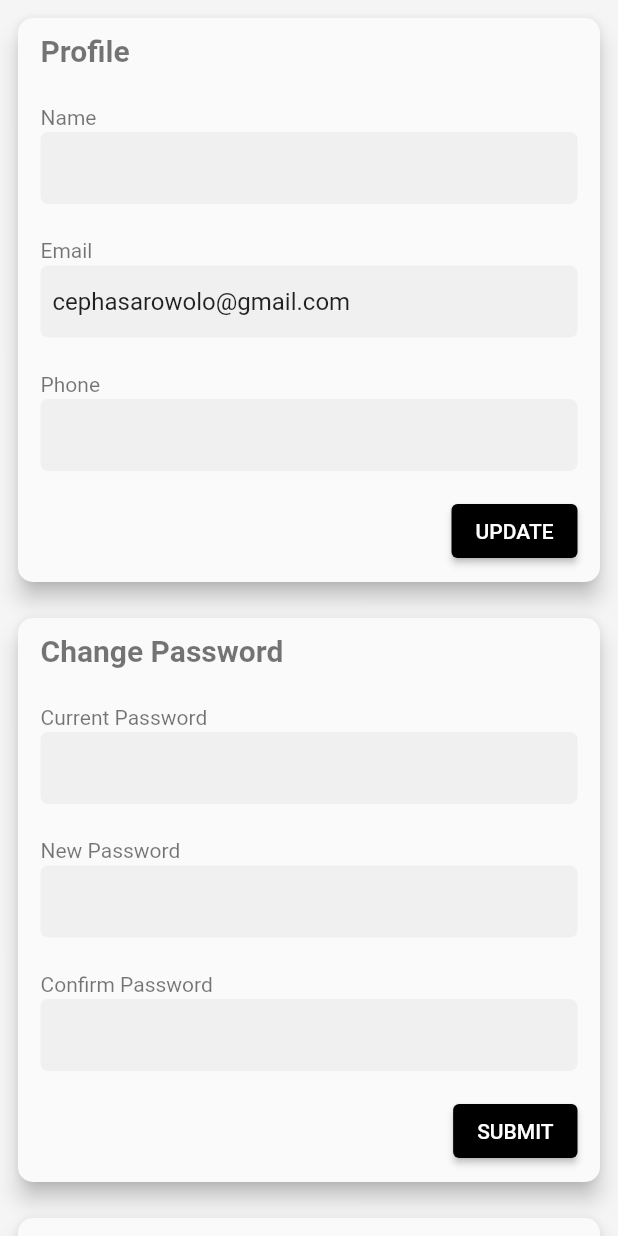
After one commit to ercross/pay_buy_max, a Flutter app: the SettingScreenWidget screen opened directly, on a phone screen of 412 x 824 dp. The commit adds this screen. Run offline on Flutter 3.47's test engine with Material 2 defaults, Android fonts, the light colour scheme and no system bars; our stand-ins replace carousel_slider, dio, dropdown_search, equatable, eva_icons_flutter, fl_chart and 7 more; missing offline and left inert: coingecko_dart, flutter_webview_plugin, fragment_navigate; accounts and stored records are empty; project files that could hold a hidden picture were left out.

Commit message:
Done With Settings Screen

```diff
--- a/lib/views/screens/home_page.dart
+++ b/lib/views/screens/home_page.dart
@@ -12,6 +12,7 @@ import 'package:fragment_navigate/navigate-support.dart';
 import 'package:pay_buy_max/controllers/providers/coin_price_provider.dart';
 import 'package:pay_buy_max/views/screens/exchange_screens/exchange_screen.dart';
 import 'package:pay_buy_max/views/screens/learn_screens/learn_screen.dart';
+import 'package:pay_buy_max/views/screens/settings_screens/setting_screen.dart';
 import 'package:pay_buy_max/views/screens/wallet_screens/all_wallet_balance.dart';
 import 'package:pay_buy_max/views/screens/wallet_screens/fund_local_wallet.dart';
 import 'package:pay_buy_max/views/screens/wallet_screens/local_wallet_screen.dart';
@@ -858,6 +859,11 @@ class _HomeState extends State<_HomePage> {
             key: ValueKey(LearnScreen.route),
             fragment: LearnScreen(),
           ),
+          Posit(
+            title: "Settings",
+            key: ValueKey(SettingScreen.route),
+            fragment: SettingScreen(),
+          ),
         ]
     );
     _fragNav.setDrawerContext = context;
@@ -1000,30 +1006,6 @@ class _HomeState extends State<_HomePage> {
                           }),
                         ]
                     ),
-                        ExpansionTile(
-                        iconColor: Color(0xFFFAFAFA),
-                        textColor: Color(0xFFFAFAFA),
-                        collapsedTextColor: Color(0xFFFAFAFA),
-                        collapsedIconColor: Color(0xFFFAFAFA),
-                        backgroundColor: Color(0xFFC9782F),
-                        collapsedBackgroundColor: Color(0xFFC9782F),
-                        leading: Icon(Icons.money),
-                        title: const Text('Withdrawal'),
-                        children: [
-                          ListTile(leading: Icon(Icons.arrow_forward_ios_rounded),title: const Text('Withdraw Naira',style: TextStyle(color: Color(0xFFFAFAFA))),onTap: () {
-
-                          }),
-                          ListTile(leading: Icon(Icons.arrow_forward_ios_rounded),title: const Text('Withdraw Coin',style: TextStyle(color: Color(0xFFFAFAFA))),onTap: () {
-
-                          }),
-                          ListTile(leading: Icon(Icons.arrow_forward_ios_rounded),title: const Text('Transfer History',style: TextStyle(color: Color(0xFFFAFAFA))),onTap: () {
-
-                          }),
-                          ListTile(leading: Icon(Icons.arrow_forward_ios_rounded),title: const Text('My Withdrawals',style: TextStyle(color: Color(0xFFFAFAFA))),onTap: () {
-
-                          }),
-                        ]
-                    ),
                         ListTile(
                       iconColor: Color(0xFFFAFAFA),
                       textColor: Color(0xFFFAFAFA),
@@ -1051,7 +1033,7 @@ class _HomeState extends State<_HomePage> {
                       leading: Icon(Icons.settings_rounded),
                       title: const Text('Settings'),
                       onTap: () {
-
+                        _fragNav.putPosit(key: ValueKey(SettingScreen.route),closeDrawer: false);
                       },
                     ),
                         ListTile(
--- /dev/null
+++ b/lib/views/screens/settings_screens/setting_screen.dart
@@ -0,0 +1,405 @@
+
+import 'package:flutter/cupertino.dart';
+import 'package:flutter/material.dart';
+import 'package:pay_buy_max/controllers/providers/coin_price_provider.dart';
+import 'package:provider/provider.dart';
+
+class SettingScreen extends StatelessWidget {
+  const SettingScreen();
+
+  static const String route = "/settingScreen";
+
+  @override
+  Widget build(BuildContext context) {
+    return MultiProvider(
+      providers: [
+        ChangeNotifierProvider<CoinPriceProvider>(
+            create: (context) => CoinPriceProvider()),
+      ],
+      child: const SettingScreenWidget(),
+    );
+  }
+
+}
+
+class SettingScreenWidget extends StatefulWidget {
+  const SettingScreenWidget();
+
+  @override
+  _SettingScreenWidgetState createState() => _SettingScreenWidgetState();
+}
+
+class _SettingScreenWidgetState extends State<SettingScreenWidget> {
+  late TextEditingController textController;
+  late TextEditingController emailController;
+  final scaffoldKey = GlobalKey<ScaffoldState>();
+  String value = "International Passport";
+
+  @override
+  void initState() {
+    super.initState();
+    textController = TextEditingController();
+    emailController = TextEditingController.fromValue(TextEditingValue(text: "cephasarowolo@gmail.com"));
+  }
+
+  @override
+  Widget build(BuildContext context) {
+    return Scaffold(
+      key: scaffoldKey,
+      backgroundColor: Color(0xFFF5F5F5),
+      body: SafeArea(
+        child: Expanded(
+          child: ListView(
+            scrollDirection: Axis.vertical,
+            children: [
+              Container(
+                height:400,
+                child: Padding(
+                  padding: const EdgeInsets.all(8.0),
+                  child: Card(
+                    elevation: 6,
+                    color: Color(0xFFFAFAFA),
+                    shape: RoundedRectangleBorder(borderRadius: BorderRadius.all(Radius.circular(10))),
+                    child: Column(
+                      mainAxisSize: MainAxisSize.max,
+                      crossAxisAlignment: CrossAxisAlignment.start,
+                      children: [
+                        Padding(
+                          padding: const EdgeInsets.only(left:15,right:15,bottom: 15,top: 10),
+                          child:  Text('Profile', style: TextStyle(color: Colors.black54, fontSize: 20,fontWeight: FontWeight.bold), textAlign: TextAlign.start),
+                        ),
+                        Padding(
+                          padding: const EdgeInsets.only(left:15,right:15,bottom: 2,top: 10),
+                          child:  Text('Name', style: TextStyle(color: Colors.black54, fontSize: 14), textAlign: TextAlign.start),
+                        ),
+                        Expanded(
+                          child: Padding(
+                            padding: const EdgeInsets.only(left: 15,right: 15),
+                            child: TextFormField(
+                              controller: textController,
+                              obscureText: false,
+                              decoration: InputDecoration(
+                                enabledBorder: OutlineInputBorder(
+                                  borderSide: BorderSide(
+                                    color: Color(0x00000000),
+                                    width: 1,
+                                  ),
+                                  borderRadius: BorderRadius.circular(5),
+                                ),
+                                focusedBorder: OutlineInputBorder(
+                                  borderSide: BorderSide(
+                                    color: Color(0x00000000),
+                                    width: 1,
+                                  ),
+                                  borderRadius: BorderRadius.circular(5),
+                                ),
+                                filled: true,
+                                contentPadding:
+                                EdgeInsetsDirectional.fromSTEB(8, 8, 8, 8),
+                              ),
+                            ),
+                          ),
+                        ),
+                        Padding(
+                          padding: const EdgeInsets.only(left:15,right:15,bottom: 2,top: 10),
+                          child:  Text('Email', style: TextStyle(color: Colors.black54, fontSize: 14), textAlign: TextAlign.start),
+                        ),
+                        Expanded(
+                          child: Padding(
+                            padding: const EdgeInsets.only(left: 15,right: 15),
+                            child: TextFormField(
+                              controller: emailController,
+                              obscureText: false,
+                              readOnly: true,
+                              decoration: InputDecoration(
+                                enabledBorder: OutlineInputBorder(
+                                  borderSide: BorderSide(
+                                    color: Color(0x00000000),
+                                    width: 1,
+                                  ),
+                                  borderRadius: BorderRadius.circular(5),
+                                ),
+                                focusedBorder: OutlineInputBorder(
+                                  borderSide: BorderSide(
+                                    color: Color(0x00000000),
+                                    width: 1,
+                                  ),
+                                  borderRadius: BorderRadius.circular(5),
+                                ),
+                                filled: true,
+                                contentPadding:
+                                EdgeInsetsDirectional.fromSTEB(8, 8, 8, 8),
+                              ),
+                            ),
+                          ),
+                        ),
+                        Padding(
+                          padding: const EdgeInsets.only(left:15,right:15,bottom: 2,top: 10),
+                          child:  Text('Phone', style: TextStyle(color: Colors.black54, fontSize: 14), textAlign: TextAlign.start),
+                        ),
+                        Expanded(
+                          child: Padding(
+                            padding: const EdgeInsets.only(left: 15,right: 15),
+                            child: TextFormField(
+                              controller: textController,
+                              obscureText: false,
+                              decoration: InputDecoration(
+                                enabledBorder: OutlineInputBorder(
+                                  borderSide: BorderSide(
+                                    color: Color(0x00000000),
+                                    width: 1,
+                                  ),
+                                  borderRadius: BorderRadius.circular(5),
+                                ),
+                                focusedBorder: OutlineInputBorder(
+                                  borderSide: BorderSide(
+                                    color: Color(0x00000000),
+                                    width: 1,
+                                  ),
+                                  borderRadius: BorderRadius.circular(5),
+                                ),
+                                filled: true,
+                                contentPadding:
+                                EdgeInsetsDirectional.fromSTEB(8, 8, 8, 8),
+                              ),
+                            ),
+                          ),
+                        ),
+                        Expanded(
+                          child: Row(
+                            mainAxisSize: MainAxisSize.max,
+                            crossAxisAlignment: CrossAxisAlignment.end,
+                            mainAxisAlignment: MainAxisAlignment.end,
+                            children: [
+                              Padding(
+                                padding: const EdgeInsets.only(left:15,right:15,bottom: 10),
+                                child: ElevatedButton(onPressed: (){}, child: Text("UPDATE"),style: ElevatedButton.styleFrom(primary:Colors.black)),
+                              ),
+                            ],
+                          ),
+                        )
+                      ],
+                    ),
+                  ),
+                ),
+              ),
+              Container(
+                height:400,
+                child: Padding(
+                  padding: const EdgeInsets.all(8.0),
+                  child: Card(
+                    elevation: 6,
+                    color: Color(0xFFFAFAFA),
+                    shape: RoundedRectangleBorder(borderRadius: BorderRadius.all(Radius.circular(10))),
+                    child: Column(
+                      mainAxisSize: MainAxisSize.max,
+                      crossAxisAlignment: CrossAxisAlignment.start,
+                      children: [
+                        Padding(
+                          padding: const EdgeInsets.only(left:15,right:15,bottom: 15,top: 10),
+                          child:  Text('Change Password', style: TextStyle(color: Colors.black54, fontSize: 20,fontWeight: FontWeight.bold), textAlign: TextAlign.start),
+                        ),
+                        Padding(
+                          padding: const EdgeInsets.only(left:15,right:15,bottom: 2,top: 10),
+                          child:  Text('Current Password', style: TextStyle(color: Colors.black54, fontSize: 14), textAlign: TextAlign.start),
+                        ),
+                        Expanded(
+                          child: Padding(
+                            padding: const EdgeInsets.only(left: 15,right: 15),
+                            child: TextFormField(
+                              controller: textController,
+                              obscureText: false,
+                              decoration: InputDecoration(
+                                enabledBorder: OutlineInputBorder(
+                                  borderSide: BorderSide(
+                                    color: Color(0x00000000),
+                                    width: 1,
+                                  ),
+                                  borderRadius: BorderRadius.circular(5),
+                                ),
+                                focusedBorder: OutlineInputBorder(
+                                  borderSide: BorderSide(
+                                    color: Color(0x00000000),
+                                    width: 1,
+                                  ),
+                                  borderRadius: BorderRadius.circular(5),
+                                ),
+                                filled: true,
+                                contentPadding:
+                                EdgeInsetsDirectional.fromSTEB(8, 8, 8, 8),
+                              ),
+                            ),
+                          ),
+                        ),
+                        Padding(
+                          padding: const EdgeInsets.only(left:15,right:15,bottom: 2,top: 10),
+                          child:  Text('New Password', style: TextStyle(color: Colors.black54, fontSize: 14), textAlign: TextAlign.start),
+                        ),
+                        Expanded(
+                          child: Padding(
+                            padding: const EdgeInsets.only(left: 15,right: 15),
+                            child: TextFormField(
+                              obscureText: false,
+                              decoration: InputDecoration(
+                                enabledBorder: OutlineInputBorder(
+                                  borderSide: BorderSide(
+                                    color: Color(0x00000000),
+                                    width: 1,
+                                  ),
+                                  borderRadius: BorderRadius.circular(5),
+                                ),
+                                focusedBorder: OutlineInputBorder(
+                                  borderSide: BorderSide(
+                                    color: Color(0x00000000),
+                                    width: 1,
+                                  ),
+                                  borderRadius: BorderRadius.circular(5),
+                                ),
+                                filled: true,
+                                contentPadding:
+                                EdgeInsetsDirectional.fromSTEB(8, 8, 8, 8),
+                              ),
+                            ),
+                          ),
+                        ),
+                        Padding(
+                          padding: const EdgeInsets.only(left:15,right:15,bottom: 2,top: 10),
+                          child:  Text('Confirm Password', style: TextStyle(color: Colors.black54, fontSize: 14), textAlign: TextAlign.start),
+                        ),
+                        Expanded(
+                          child: Padding(
+                            padding: const EdgeInsets.only(left: 15,right: 15),
+                            child: TextFormField(
+                              controller: textController,
+                              obscureText: false,
+                              decoration: InputDecoration(
+                                enabledBorder: OutlineInputBorder(
+                                  borderSide: BorderSide(
+                                    color: Color(0x00000000),
+                                    width: 1,
+                                  ),
+                                  borderRadius: BorderRadius.circular(5),
+                                ),
+                                focusedBorder: OutlineInputBorder(
+                                  borderSide: BorderSide(
+                                    color: Color(0x00000000),
+                                    width: 1,
+                                  ),
+                                  borderRadius: BorderRadius.circular(5),
+                                ),
+                                filled: true,
+                                contentPadding:
+                                EdgeInsetsDirectional.fromSTEB(8, 8, 8, 8),
+                              ),
+                            ),
+                          ),
+                        ),
+                        Expanded(
+                          child: Row(
+                            mainAxisSize: MainAxisSize.max,
+                            crossAxisAlignment: CrossAxisAlignment.end,
+                            mainAxisAlignment: MainAxisAlignment.end,
+                            children: [
+                              Padding(
+                                padding: const EdgeInsets.only(left:15,right:15,bottom: 10),
+                                child: ElevatedButton(onPressed: (){}, child: Text("SUBMIT"),style: ElevatedButton.styleFrom(primary:Colors.black)),
+                              ),
+                            ],
+                          ),
+                        )
+                      ],
+                    ),
+                  ),
+                ),
+              ),
+              Container(
+                height:300,
+                child: Padding(
+                  padding: const EdgeInsets.all(8.0),
+                  child: Card(
+                    elevation: 6,
+                    color: Color(0xFFFAFAFA),
+                    shape: RoundedRectangleBorder(borderRadius: BorderRadius.all(Radius.circular(10))),
+                    child: Column(
+                      mainAxisSize: MainAxisSize.max,
+                      crossAxisAlignment: CrossAxisAlignment.stretch,
+                      children: [
+                        Padding(
+                          padding: const EdgeInsets.only(left:15,right:15,bottom: 15,top: 10),
+                          child:  Text('Upload Valid Documents', style: TextStyle(color: Colors.black54, fontSize: 20,fontWeight: FontWeight.bold), textAlign: TextAlign.start),
+                        ),
+                        Padding(
+                          padding: const EdgeInsets.only(left:15,right:15,bottom: 2,top: 10),
+                          child:  Text('Select Document', style: TextStyle(color: Colors.black54, fontSize: 14), textAlign: TextAlign.start),
+                        ),
+                        Expanded(
+                          child: Padding(
+                            padding: const EdgeInsets.only(left:15,right:15),
+                            child: DropdownButton(
+                                value: value,
+                                isExpanded: true, items: ["International Passport","Identity Card","Drivers License","Proof Of Residence"].map((String value) {
+                              return DropdownMenuItem(value: value,child: Text(value));
+                            }).toList(), onChanged: (_value){
+                              setState(() {
+                                value = _value as String;
+                              });
+                            }),
+                          ),
+                        ),
+                        Padding(
+                          padding: const EdgeInsets.only(left:15,right:15,bottom: 2,top: 10),
+                          child:  Text('Choose Document To Upload', style: TextStyle(color: Colors.black54, fontSize: 14), textAlign: TextAlign.start),
+                        ),
+                        Expanded(
+                          child: Padding(
+                            padding: const EdgeInsets.only(left: 15,right: 15),
+                            child: TextFormField(
+                              controller: textController,
+                              obscureText: false,
+                              decoration: InputDecoration(
+                                enabledBorder: OutlineInputBorder(
+                                  borderSide: BorderSide(
+                                    color: Color(0x00000000),
+                                    width: 1,
+                                  ),
+                                  borderRadius: BorderRadius.circular(5),
+                                ),
+                                focusedBorder: OutlineInputBorder(
+                                  borderSide: BorderSide(
+                                    color: Color(0x00000000),
+                                    width: 1,
+                                  ),
+                                  borderRadius: BorderRadius.circular(5),
+                                ),
+                                filled: true,
+                                contentPadding:
+                                EdgeInsetsDirectional.fromSTEB(8, 8, 8, 8),
+                              ),
+                            ),
+                          ),
+                        ),
+                        Expanded(
+                          child: Row(
+                            mainAxisSize: MainAxisSize.max,
+                            crossAxisAlignment: CrossAxisAlignment.end,
+                            mainAxisAlignment: MainAxisAlignment.end,
+                            children: [
+                              Padding(
+                                padding: const EdgeInsets.only(left:15,right:15,bottom: 10),
+                                child: ElevatedButton(onPressed: (){}, child: Text("UPLOAD"),style: ElevatedButton.styleFrom(primary:Colors.black)),
+                              ),
+                            ],
+                          ),
+                        )
+                      ],
+                    ),
+                  ),
+                ),
+              ),
+            ],
+          ),
+        ),
+      ),
+    );
+  }
+}
```
